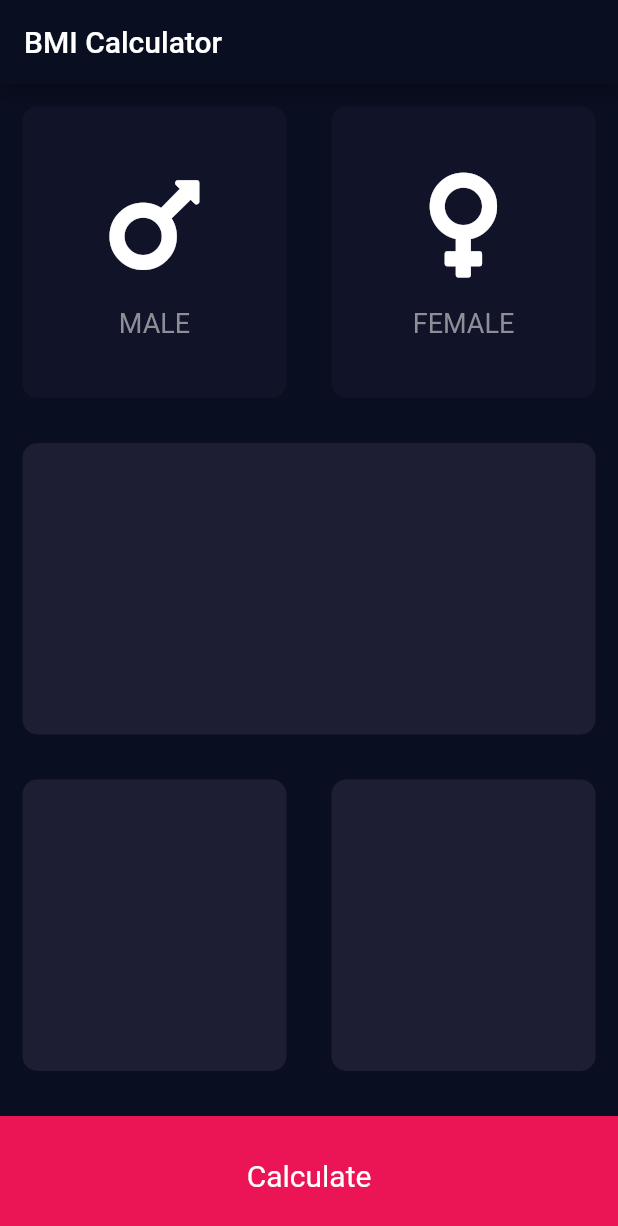
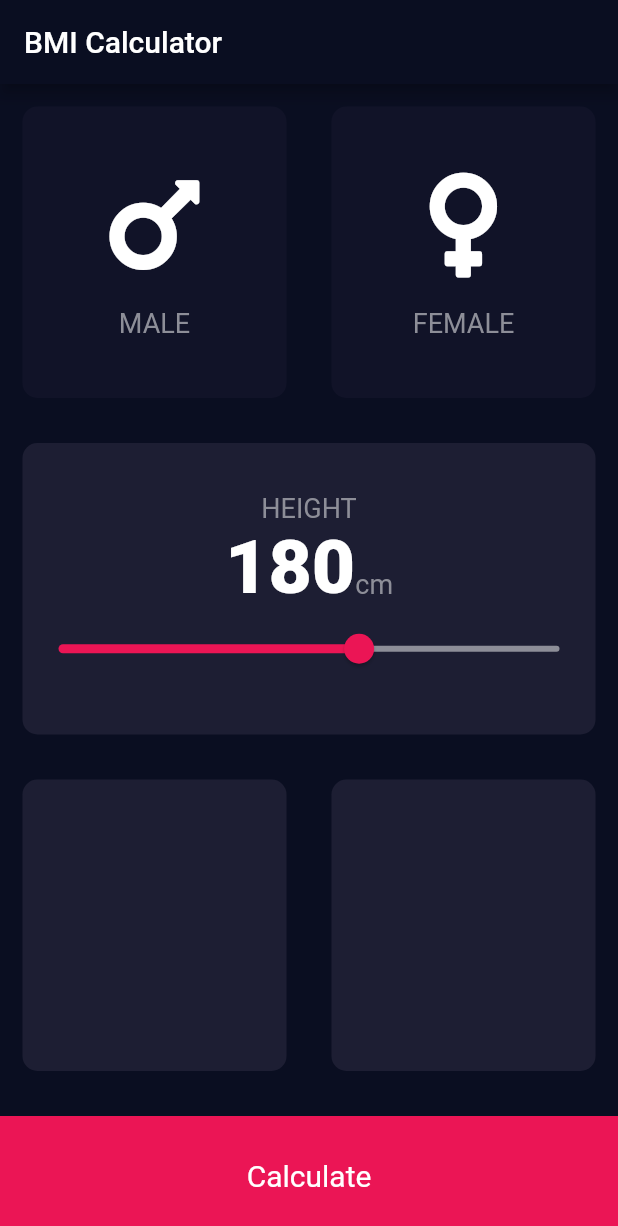
Before and after one commit to pleshkov-i-v/flutter_bmi_calculator, a Flutter app: the screen it shows after launch, on a phone screen of 412 x 824 dp. Shown: the top 1226 px of the screen. Run offline on Flutter 3.47's test engine with Material 2 defaults, Android fonts, the phone set to English and light mode, and no system bars; our stand-ins replace font_awesome_flutter.

Commit message:
add: slider

```diff
--- /dev/null
+++ b/bmi_calculator/lib/constants.dart
@@ -0,0 +1,18 @@
+import 'package:flutter/material.dart';
+
+const kLabelTextStyle = TextStyle(
+  fontSize: 18.0,
+  color: Color(0xFF8D8E98),
+);
+
+const kHeightValueTextStyle = TextStyle(
+    fontSize: 50,
+    fontWeight: FontWeight.w900
+);
+
+const kBottomContainerHeight = 80.0;
+const kActiveCardColor = Color(0xFF1D1E33);
+const kInActiveCardColor = Color(0xFF111328);
+const kBottomContainerColor = Color(0xFFEB1555);
+const kSliderActiveColor = Color(0xFFEB1555);
+const kSliderInactiveColor = Color(0xFF8D8E98);
--- a/bmi_calculator/lib/icon_content.dart
+++ b/bmi_calculator/lib/icon_content.dart
@@ -1,9 +1,5 @@
 import 'package:flutter/material.dart';
-
-const labelTextStyle = TextStyle(
-  fontSize: 18.0,
-  color: Color(0xFF8D8E98),
-);
+import 'constants.dart';
 
 class IconContent extends StatelessWidget {
   IconContent({
@@ -28,7 +24,7 @@ class IconContent extends StatelessWidget {
           height: 15,
         ),
         Text(cardText,
-            style: labelTextStyle
+            style: kLabelTextStyle
         )
       ],
     );
--- a/bmi_calculator/lib/input_page.dart
+++ b/bmi_calculator/lib/input_page.dart
@@ -3,11 +3,7 @@ import 'package:font_awesome_flutter/font_awesome_flutter.dart';
 
 import 'icon_content.dart';
 import 'reusable_card.dart';
-
-const bottomContainerHeight = 80.0;
-const activeCardColor = Color(0xFF1D1E33);
-const inActiveCardColor = Color(0xFF111328);
-const bottomContainerColor = Color(0xFFEB1555);
+import 'constants.dart';
 
 class InputPage extends StatefulWidget {
   @override
@@ -15,11 +11,11 @@ class InputPage extends StatefulWidget {
 }
 
 class _InputPageState extends State<InputPage> {
+  Gender _activeCard;
+  int _height = 180;
 
-  Gender _activeCard;
-
-  Color _getCardColor(Gender cardIndex){
-    return cardIndex == _activeCard ? activeCardColor : inActiveCardColor;
+  Color _getCardColor(Gender cardIndex) {
+    return cardIndex == _activeCard ? kActiveCardColor : kInActiveCardColor;
   }
 
   @override
@@ -29,13 +25,14 @@ class _InputPageState extends State<InputPage> {
         title: Text('BMI Calculator'),
       ),
       body: Column(
+        crossAxisAlignment: CrossAxisAlignment.stretch,
         children: <Widget>[
           Expanded(
             child: Row(
               children: <Widget>[
                 Expanded(
                   child: ReusableCard(
-                    onPress: (){
+                    onPress: () {
                       setState(() {
                         _activeCard = Gender.male;
                       });
@@ -49,7 +46,7 @@ class _InputPageState extends State<InputPage> {
                 ),
                 Expanded(
                   child: ReusableCard(
-                    onPress: (){
+                    onPress: () {
                       setState(() {
                         _activeCard = Gender.female;
                       });
@@ -66,7 +63,43 @@ class _InputPageState extends State<InputPage> {
           ),
           Expanded(
             child: ReusableCard(
-              color: activeCardColor,
+              color: kActiveCardColor,
+              cardChild: Column(
+                mainAxisAlignment: MainAxisAlignment.center,
+                children: <Widget>[
+                  Text(
+                    'HEIGHT',
+                    style: kLabelTextStyle,
+                  ),
+                  Row(
+                    mainAxisAlignment: MainAxisAlignment.center,
+                    crossAxisAlignment: CrossAxisAlignment.baseline,
+                    textBaseline: TextBaseline.alphabetic,
+                    children: <Widget>[
+                      Text(
+                        _height.toString(),
+                        style: kHeightValueTextStyle,
+                      ),
+                      Text(
+                        'cm',
+                        style: kLabelTextStyle,
+                      )
+                    ],
+                  ),
+                  Slider(
+                    value: _height.toDouble(),
+                    min: 120.0,
+                    max: 220.0,
+                    activeColor: kSliderActiveColor,
+                    inactiveColor: kSliderInactiveColor,
+                    onChanged: (double newValue) {
+                      setState(() {
+                        _height = newValue.round();
+                      });
+                    },
+                  )
+                ],
+              ),
             ),
           ),
           Expanded(
@@ -74,22 +107,22 @@ class _InputPageState extends State<InputPage> {
               children: <Widget>[
                 Expanded(
                   child: ReusableCard(
-                    color: activeCardColor,
+                    color: kActiveCardColor,
                   ),
                 ),
                 Expanded(
                   child: ReusableCard(
-                    color: activeCardColor,
+                    color: kActiveCardColor,
                   ),
                 ),
               ],
             ),
           ),
           Container(
-            color: bottomContainerColor,
+            color: kBottomContainerColor,
             margin: EdgeInsets.only(top: 15),
             width: double.infinity,
-            height: bottomContainerHeight,
+            height: kBottomContainerHeight,
             child: Center(
               child: Text(
                 'Calculate',
@@ -103,7 +136,4 @@ class _InputPageState extends State<InputPage> {
   }
 }
 
-enum Gender{
-  male,
-  female
-}
+enum Gender { male, female }
```
